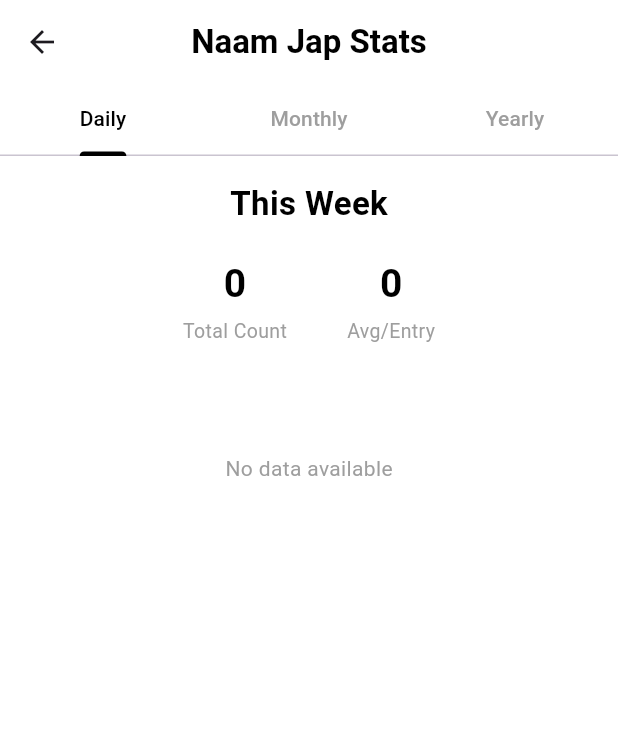
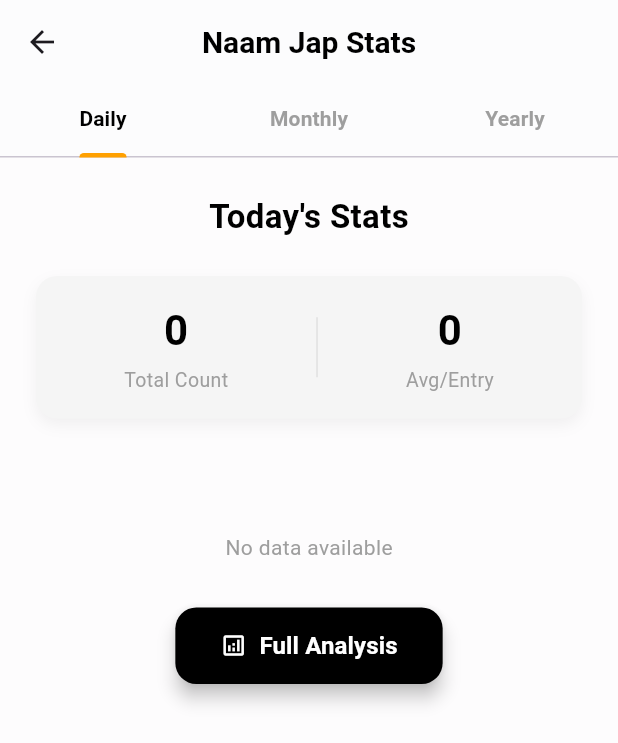
Before and after one commit to mohansinghmahecha/naam-jup, a Flutter app: the AnalysisPage screen opened directly, on a phone screen of 412 x 824 dp. Shown: the top 743 px of the screen. Run offline on Flutter 3.47's test engine with Material 3 defaults, Android fonts, the phone set to English and light mode, and no system bars; our stand-ins replace fl_chart, flutter_riverpod, shared_preferences, table_calendar; accounts and stored records are empty.

Commit message:
detailed analysis added

```diff
--- a/lib/pages/analysis_page.dart
+++ b/lib/pages/analysis_page.dart
@@ -4,6 +4,7 @@ import 'package:intl/intl.dart';
 import 'package:fl_chart/fl_chart.dart';
 import '../services/storage_service.dart';
 import '../models/god.dart';
+import 'full_analysis_page.dart';
 
 class AnalysisPage extends StatefulWidget {
   const AnalysisPage({Key? key}) : super(key: key);
@@ -37,14 +38,12 @@ class _AnalysisPageState extends State<AnalysisPage>
     });
   }
 
-  /// --- FILTER DATA BY RANGE ---
   Map<String, int> _getFilteredCounts(String range) {
     final now = DateTime.now();
     final Map<String, int> totals = {};
 
     dailyData.forEach((dateString, godsMap) {
-      final cleanDateString = dateString.trim(); // normalize
-      final date = DateTime.tryParse(cleanDateString);
+      final date = DateTime.tryParse(dateString.trim());
       if (date == null) return;
       bool include = false;
 
@@ -71,30 +70,40 @@ class _AnalysisPageState extends State<AnalysisPage>
     return totals;
   }
 
-  /// --- SECTION TITLE ---
   Widget _sectionTitle(String title) {
     return Padding(
-      padding: const EdgeInsets.only(top: 16, bottom: 8),
+      padding: const EdgeInsets.only(top: 24, bottom: 8),
       child: Text(
         title,
         style: const TextStyle(
           fontSize: 22,
-          fontWeight: FontWeight.bold,
+          fontWeight: FontWeight.w700,
           color: Colors.black,
         ),
       ),
     );
   }
 
-  /// --- STATS HEADER ---
   Widget _statsHeader(int total, double avg) {
-    return Padding(
-      padding: const EdgeInsets.symmetric(vertical: 12),
+    return Container(
+      margin: const EdgeInsets.symmetric(horizontal: 24, vertical: 16),
+      padding: const EdgeInsets.symmetric(vertical: 16),
+      decoration: BoxDecoration(
+        color: Colors.grey.shade100,
+        borderRadius: BorderRadius.circular(14),
+        boxShadow: [
+          BoxShadow(
+            color: Colors.black.withOpacity(0.05),
+            blurRadius: 8,
+            offset: const Offset(0, 4),
+          ),
+        ],
+      ),
       child: Row(
-        mainAxisAlignment: MainAxisAlignment.center,
+        mainAxisAlignment: MainAxisAlignment.spaceEvenly,
         children: [
           _statBox("Total Count", total.toString()),
-          const SizedBox(width: 40),
+          Container(width: 1, height: 40, color: Colors.grey.shade300),
           _statBox("Avg/Entry", avg.toStringAsFixed(0)),
         ],
       ),
@@ -107,18 +116,17 @@ class _AnalysisPageState extends State<AnalysisPage>
         Text(
           value,
           style: const TextStyle(
-            fontSize: 26,
-            fontWeight: FontWeight.w600,
+            fontSize: 28,
+            fontWeight: FontWeight.w700,
             color: Colors.black,
           ),
         ),
-        const SizedBox(height: 3),
+        const SizedBox(height: 4),
         Text(label, style: const TextStyle(fontSize: 13, color: Colors.grey)),
       ],
     );
   }
 
-  /// --- BAR CHART ---
   Widget _barChart(Map<String, int> totals) {
     if (totals.isEmpty) {
       return const Padding(
@@ -132,12 +140,29 @@ class _AnalysisPageState extends State<AnalysisPage>
     final maxY = counts.reduce(math.max).toDouble();
 
     return Padding(
-      padding: const EdgeInsets.symmetric(horizontal: 20, vertical: 10),
-      child: SizedBox(
-        height: 240,
+      padding: const EdgeInsets.fromLTRB(24, 10, 24, 10),
+      child: Container(
+        height: 280,
+        decoration: BoxDecoration(
+          color: Colors.white,
+          borderRadius: BorderRadius.circular(16),
+          boxShadow: [
+            BoxShadow(
+              color: Colors.black.withOpacity(0.05),
+              blurRadius: 8,
+              offset: const Offset(0, 4),
+            ),
+          ],
+        ),
+        padding: const EdgeInsets.only(
+          top: 20,
+          left: 10,
+          right: 10,
+          bottom: 20,
+        ),
         child: BarChart(
           BarChartData(
-            maxY: maxY + 5, // smooth top spacing
+            maxY: maxY + 5,
             gridData: FlGridData(show: false),
             borderData: FlBorderData(show: false),
             titlesData: FlTitlesData(
@@ -149,20 +174,22 @@ class _AnalysisPageState extends State<AnalysisPage>
               bottomTitles: AxisTitles(
                 sideTitles: SideTitles(
                   showTitles: true,
+                  reservedSize: 40, // prevents clipping
                   getTitlesWidget: (value, meta) {
                     int index = value.toInt();
                     if (index < 0 || index >= labels.length) {
                       return const SizedBox.shrink();
                     }
-                    return SideTitleWidget(
-                      axisSide: meta.axisSide,
+                    return Padding(
+                      padding: const EdgeInsets.only(top: 6.0),
                       child: Text(
                         labels[index],
                         style: const TextStyle(
-                          fontSize: 10,
-                          color: Colors.black,
+                          fontSize: 11,
+                          color: Colors.black87,
                           fontWeight: FontWeight.w500,
                         ),
+                        textAlign: TextAlign.center,
                       ),
                     );
                   },
@@ -175,15 +202,12 @@ class _AnalysisPageState extends State<AnalysisPage>
                 barRods: [
                   BarChartRodData(
                     toY: counts[i].toDouble(),
-                    width: 16,
-                    borderRadius: BorderRadius.circular(4),
-                    gradient: LinearGradient(
-                      colors: [
-                        Colors.black.withOpacity(0.9),
-                        Colors.grey.shade600,
-                      ],
-                      begin: Alignment.bottomCenter,
-                      end: Alignment.topCenter,
+                    width: 22,
+                    borderRadius: BorderRadius.circular(8),
+                    gradient: const LinearGradient(
+                      colors: [Color(0xFFFFC107), Colors.black],
+                      begin: Alignment.topCenter,
+                      end: Alignment.bottomCenter,
                     ),
                   ),
                 ],
@@ -194,7 +218,6 @@ class _AnalysisPageState extends State<AnalysisPage>
       ),
     );
   }
-
 
   Widget _buildTabContent(String range, String title) {
     final totals = _getFilteredCounts(range);
@@ -209,7 +232,30 @@ class _AnalysisPageState extends State<AnalysisPage>
           _sectionTitle(title),
           _statsHeader(totalCount, avg.toDouble()),
           _barChart(totals),
-
+          const SizedBox(height: 30),
+          ElevatedButton.icon(
+            onPressed: () {
+              Navigator.push(
+                context,
+                MaterialPageRoute(builder: (_) => const FullAnalysisPage()),
+              );
+            },
+            icon: const Icon(Icons.analytics_outlined, color: Colors.white),
+            label: const Text(
+              "Full Analysis",
+              style: TextStyle(fontWeight: FontWeight.w600, fontSize: 16),
+            ),
+            style: ElevatedButton.styleFrom(
+              backgroundColor: Colors.black,
+              foregroundColor: Colors.white,
+              padding: const EdgeInsets.symmetric(horizontal: 30, vertical: 14),
+              shape: RoundedRectangleBorder(
+                borderRadius: BorderRadius.circular(14),
+              ),
+              elevation: 5,
+            ),
+          ),
+          const SizedBox(height: 80),
         ],
       ),
     );
@@ -218,20 +264,29 @@ class _AnalysisPageState extends State<AnalysisPage>
   @override
   Widget build(BuildContext context) {
     return Scaffold(
-      backgroundColor: Colors.white,
+      backgroundColor: const Color(0xFFFDFCFD),
       appBar: AppBar(
         title: const Text(
           "Naam Jap Stats",
-          style: TextStyle(color: Colors.black, fontWeight: FontWeight.w700),
+          style: TextStyle(
+            color: Colors.black,
+            fontWeight: FontWeight.w700,
+            fontSize: 20,
+          ),
         ),
         centerTitle: true,
         backgroundColor: Colors.white,
-        elevation: 0,
+        elevation: 0.4,
         bottom: TabBar(
           controller: _tabController,
           labelColor: Colors.black,
           unselectedLabelColor: Colors.grey,
-          indicatorColor: Colors.black,
+          indicatorColor: Colors.amber.shade700,
+          indicatorWeight: 3,
+          labelStyle: const TextStyle(
+            fontWeight: FontWeight.w600,
+            fontSize: 14,
+          ),
           tabs: const [
             Tab(text: "Daily"),
             Tab(text: "Monthly"),
@@ -245,7 +300,7 @@ class _AnalysisPageState extends State<AnalysisPage>
               : TabBarView(
                 controller: _tabController,
                 children: [
-                  _buildTabContent('daily', "This Week"),
+                  _buildTabContent('daily', "Today's Stats"),
                   _buildTabContent('monthly', "Last 30 Days"),
                   _buildTabContent('yearly', "This Year"),
                 ],
--- a/lib/pages/home_page.dart
+++ b/lib/pages/home_page.dart
@@ -378,6 +378,7 @@ class _HomePageState extends ConsumerState<HomePage>
                 ),
               ],
             ),
+
             actions: [
               TextButton(
                 onPressed: () => Navigator.pop(context),
--- a/pubspec.yaml
+++ b/pubspec.yaml
@@ -19,6 +19,8 @@ dependencies:
   google_fonts: ^6.2.1
   cupertino_icons: ^1.0.8
   fl_chart: ^0.60.0   # <-- Keep this version
+  table_calendar: ^3.0.9
+
 
 
 dev_dependencies:
```
Also changed, not shown: lib/pages/full_analysis_page.dart (added, +217 -0 lines), pubspec.lock.
